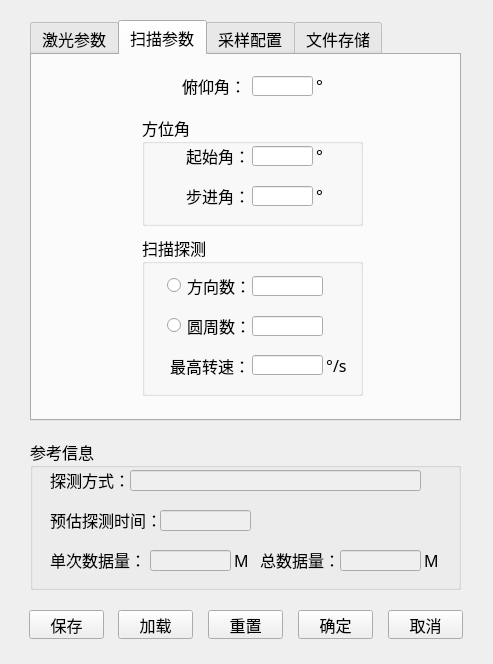
This is paradialog.ui in GitYuanZi/Coherent_wind as Qt 5 draws it before an edit. The edited form follows.
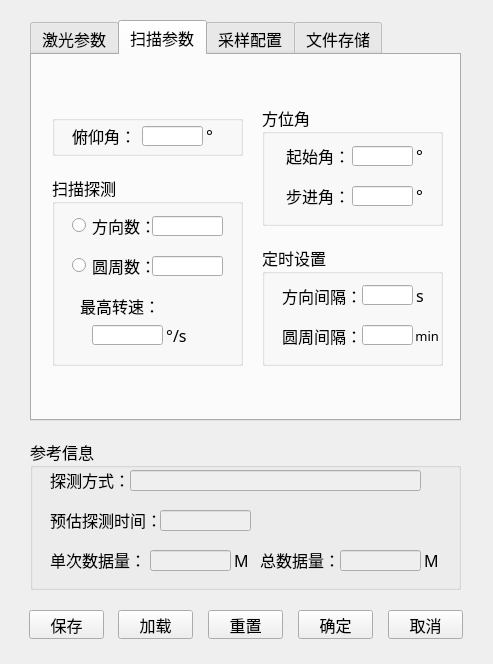
This is the edited form. The open tabs and pages were chosen to show the change. Icons and pictures are not drawn.

What changed in the file:
```diff
--- a/paradialog.ui
+++ b/paradialog.ui
@@ -60,7 +60,7 @@
     <string/>
    </property>
    <property name="currentIndex">
-    <number>1</number>
+    <number>2</number>
    </property>
    <widget class="QWidget" name="tab">
     <attribute name="title">
@@ -69,7 +69,7 @@
     <widget class="QLabel" name="label">
      <property name="geometry">
       <rect>
-       <x>110</x>
+       <x>120</x>
        <y>110</y>
        <width>81</width>
        <height>21</height>
@@ -82,7 +82,7 @@
     <widget class="QLabel" name="label_2">
      <property name="geometry">
       <rect>
-       <x>110</x>
+       <x>120</x>
        <y>150</y>
        <width>81</width>
        <height>21</height>
@@ -95,7 +95,7 @@
     <widget class="QLabel" name="label_3">
      <property name="geometry">
       <rect>
-       <x>110</x>
+       <x>120</x>
        <y>190</y>
        <width>81</width>
        <height>21</height>
@@ -108,7 +108,7 @@
     <widget class="QLabel" name="label_4">
      <property name="geometry">
       <rect>
-       <x>80</x>
+       <x>90</x>
        <y>230</y>
        <width>111</width>
        <height>21</height>
@@ -121,9 +121,9 @@
     <widget class="QLineEdit" name="lineEdit_laserRPF">
      <property name="geometry">
       <rect>
-       <x>190</x>
+       <x>200</x>
        <y>111</y>
-       <width>101</width>
+       <width>71</width>
        <height>21</height>
       </rect>
      </property>
@@ -134,9 +134,9 @@
     <widget class="QLineEdit" name="lineEdit_laserPulseWidth">
      <property name="geometry">
       <rect>
-       <x>190</x>
+       <x>200</x>
        <y>151</y>
-       <width>101</width>
+       <width>71</width>
        <height>20</height>
       </rect>
      </property>
@@ -144,9 +144,9 @@
     <widget class="QLineEdit" name="lineEdit_laserWaveLength">
      <property name="geometry">
       <rect>
-       <x>190</x>
+       <x>200</x>
        <y>191</y>
-       <width>101</width>
+       <width>71</width>
        <height>20</height>
       </rect>
      </property>
@@ -154,9 +154,9 @@
     <widget class="QLineEdit" name="lineEdit_AOM_Freq">
      <property name="geometry">
       <rect>
-       <x>190</x>
+       <x>200</x>
        <y>231</y>
-       <width>101</width>
+       <width>71</width>
        <height>20</height>
       </rect>
      </property>
@@ -164,7 +164,7 @@
     <widget class="QLabel" name="label_18">
      <property name="geometry">
       <rect>
-       <x>290</x>
+       <x>270</x>
        <y>111</y>
        <width>31</width>
        <height>21</height>
@@ -177,7 +177,7 @@
     <widget class="QLabel" name="label_19">
      <property name="geometry">
       <rect>
-       <x>290</x>
+       <x>270</x>
        <y>151</y>
        <width>31</width>
        <height>21</height>
@@ -190,7 +190,7 @@
     <widget class="QLabel" name="label_24">
      <property name="geometry">
       <rect>
-       <x>290</x>
+       <x>270</x>
        <y>231</y>
        <width>41</width>
        <height>21</height>
@@ -203,7 +203,7 @@
     <widget class="QLabel" name="label_25">
      <property name="geometry">
       <rect>
-       <x>290</x>
+       <x>270</x>
        <y>191</y>
        <width>31</width>
        <height>21</height>
@@ -218,49 +218,13 @@
     <attribute name="title">
      <string>扫描参数</string>
     </attribute>
-    <widget class="QLabel" name="label_6">
-     <property name="geometry">
-      <rect>
-       <x>150</x>
-       <y>20</y>
-       <width>61</width>
-       <height>21</height>
-      </rect>
-     </property>
-     <property name="text">
-      <string>俯仰角：</string>
-     </property>
-    </widget>
-    <widget class="QLineEdit" name="lineEdit_elevationAngle">
-     <property name="geometry">
-      <rect>
-       <x>220</x>
-       <y>21</y>
-       <width>61</width>
-       <height>20</height>
-      </rect>
-     </property>
-    </widget>
-    <widget class="QLabel" name="label_21">
-     <property name="geometry">
-      <rect>
-       <x>280</x>
-       <y>20</y>
-       <width>21</width>
-       <height>21</height>
-      </rect>
-     </property>
-     <property name="text">
-      <string> °</string>
-     </property>
-    </widget>
     <widget class="QGroupBox" name="groupBox">
      <property name="geometry">
       <rect>
-       <x>110</x>
-       <y>60</y>
-       <width>221</width>
-       <height>111</height>
+       <x>230</x>
+       <y>50</y>
+       <width>181</width>
+       <height>121</height>
       </rect>
      </property>
      <property name="title">
@@ -269,8 +233,8 @@
      <widget class="QLabel" name="label_33">
       <property name="geometry">
        <rect>
-        <x>40</x>
-        <y>70</y>
+        <x>20</x>
+        <y>80</y>
         <width>71</width>
         <height>21</height>
        </rect>
@@ -282,8 +246,8 @@
      <widget class="QLabel" name="label_34">
       <property name="geometry">
        <rect>
-        <x>170</x>
-        <y>30</y>
+        <x>150</x>
+        <y>40</y>
         <width>21</width>
         <height>21</height>
        </rect>
@@ -295,8 +259,8 @@
      <widget class="QLineEdit" name="lineEdit_step_azAngle">
       <property name="geometry">
        <rect>
-        <x>110</x>
-        <y>71</y>
+        <x>90</x>
+        <y>81</y>
         <width>61</width>
         <height>20</height>
        </rect>
@@ -305,8 +269,8 @@
      <widget class="QLabel" name="label_20">
       <property name="geometry">
        <rect>
-        <x>40</x>
-        <y>30</y>
+        <x>20</x>
+        <y>40</y>
         <width>71</width>
         <height>21</height>
        </rect>
@@ -318,8 +282,8 @@
      <widget class="QLabel" name="label_26">
       <property name="geometry">
        <rect>
-        <x>170</x>
-        <y>70</y>
+        <x>150</x>
+        <y>80</y>
         <width>21</width>
         <height>21</height>
        </rect>
@@ -331,8 +295,8 @@
      <widget class="QLineEdit" name="lineEdit_start_azAngle">
       <property name="geometry">
        <rect>
-        <x>110</x>
-        <y>31</y>
+        <x>90</x>
+        <y>41</y>
         <width>61</width>
         <height>20</height>
        </rect>
@@ -342,10 +306,10 @@
     <widget class="QGroupBox" name="groupBox_2">
      <property name="geometry">
       <rect>
-       <x>110</x>
-       <y>180</y>
-       <width>221</width>
-       <height>161</height>
+       <x>20</x>
+       <y>120</y>
+       <width>191</width>
+       <height>191</height>
       </rect>
      </property>
      <property name="title">
@@ -357,7 +321,7 @@
       </property>
       <property name="geometry">
        <rect>
-        <x>110</x>
+        <x>100</x>
         <y>81</y>
         <width>71</width>
         <height>20</height>
@@ -367,7 +331,7 @@
      <widget class="QLineEdit" name="lineEdit_angleNum">
       <property name="geometry">
        <rect>
-        <x>110</x>
+        <x>100</x>
         <y>41</y>
         <width>71</width>
         <height>20</height>
@@ -377,7 +341,7 @@
      <widget class="QRadioButton" name="radioButton_anglekey">
       <property name="geometry">
        <rect>
-        <x>25</x>
+        <x>20</x>
         <y>40</y>
         <width>81</width>
         <height>21</height>
@@ -390,7 +354,7 @@
      <widget class="QRadioButton" name="radioButton_circlekey">
       <property name="geometry">
        <rect>
-        <x>25</x>
+        <x>20</x>
         <y>80</y>
         <width>81</width>
         <height>21</height>
@@ -403,8 +367,8 @@
      <widget class="QLineEdit" name="lineEdit_SP">
       <property name="geometry">
        <rect>
-        <x>110</x>
-        <y>120</y>
+        <x>40</x>
+        <y>150</y>
         <width>71</width>
         <height>20</height>
        </rect>
@@ -426,8 +390,8 @@
      <widget class="QLabel" name="label_22">
       <property name="geometry">
        <rect>
-        <x>180</x>
-        <y>120</y>
+        <x>110</x>
+        <y>150</y>
         <width>31</width>
         <height>21</height>
        </rect>
@@ -437,6 +401,145 @@
       </property>
      </widget>
     </widget>
+    <widget class="QGroupBox" name="groupBox_10">
+     <property name="geometry">
+      <rect>
+       <x>230</x>
+       <y>190</y>
+       <width>181</width>
+       <height>121</height>
+      </rect>
+     </property>
+     <property name="title">
+      <string>定时设置</string>
+     </property>
+     <widget class="QLabel" name="label_29">
+      <property name="geometry">
+       <rect>
+        <x>20</x>
+        <y>40</y>
+        <width>81</width>
+        <height>21</height>
+       </rect>
+      </property>
+      <property name="text">
+       <string>方向间隔：</string>
+      </property>
+     </widget>
+     <widget class="QLineEdit" name="lineEdit_direct_interval">
+      <property name="geometry">
+       <rect>
+        <x>100</x>
+        <y>40</y>
+        <width>51</width>
+        <height>20</height>
+       </rect>
+      </property>
+     </widget>
+     <widget class="QLabel" name="label_30">
+      <property name="geometry">
+       <rect>
+        <x>150</x>
+        <y>40</y>
+        <width>21</width>
+        <height>21</height>
+       </rect>
+      </property>
+      <property name="text">
+       <string> s</string>
+      </property>
+     </widget>
+     <widget class="QLabel" name="label_36">
+      <property name="geometry">
+       <rect>
+        <x>20</x>
+        <y>80</y>
+        <width>81</width>
+        <height>21</height>
+       </rect>
+      </property>
+      <property name="text">
+       <string>圆周间隔：</string>
+      </property>
+     </widget>
+     <widget class="QLineEdit" name="lineEdit_circle_interval">
+      <property name="geometry">
+       <rect>
+        <x>100</x>
+        <y>80</y>
+        <width>51</width>
+        <height>20</height>
+       </rect>
+      </property>
+     </widget>
+     <widget class="QLabel" name="label_39">
+      <property name="geometry">
+       <rect>
+        <x>150</x>
+        <y>80</y>
+        <width>31</width>
+        <height>21</height>
+       </rect>
+      </property>
+      <property name="font">
+       <font>
+        <pointsize>10</pointsize>
+       </font>
+      </property>
+      <property name="text">
+       <string> min</string>
+      </property>
+     </widget>
+    </widget>
+    <widget class="QGroupBox" name="groupBox_9">
+     <property name="geometry">
+      <rect>
+       <x>20</x>
+       <y>60</y>
+       <width>191</width>
+       <height>41</height>
+      </rect>
+     </property>
+     <property name="title">
+      <string/>
+     </property>
+     <widget class="QLabel" name="label_21">
+      <property name="geometry">
+       <rect>
+        <x>150</x>
+        <y>10</y>
+        <width>21</width>
+        <height>21</height>
+       </rect>
+      </property>
+      <property name="text">
+       <string> °</string>
+      </property>
+     </widget>
+     <widget class="QLabel" name="label_6">
+      <property name="geometry">
+       <rect>
+        <x>20</x>
+        <y>10</y>
+        <width>61</width>
+        <height>21</height>
+       </rect>
+      </property>
+      <property name="text">
+       <string>俯仰角：</string>
+      </property>
+     </widget>
+     <widget class="QLineEdit" name="lineEdit_elevationAngle">
+      <property name="geometry">
+       <rect>
+        <x>90</x>
+        <y>11</y>
+        <width>61</width>
+        <height>20</height>
+       </rect>
+      </property>
+     </widget>
+    </widget>
    </widget>
    <widget class="QWidget" name="tab_3">
     <attribute name="title">
@@ -445,10 +548,10 @@
     <widget class="QGroupBox" name="groupBox_3">
      <property name="geometry">
       <rect>
-       <x>18</x>
+       <x>20</x>
        <y>20</y>
-       <width>151</width>
-       <height>121</height>
+       <width>211</width>
+       <height>111</height>
       </rect>
      </property>
      <property name="title">
@@ -457,9 +560,9 @@
      <widget class="QRadioButton" name="radioButton_doubleCh">
       <property name="geometry">
        <rect>
-        <x>17</x>
-        <y>80</y>
-        <width>171</width>
+        <x>40</x>
+        <y>70</y>
+        <width>121</width>
         <height>21</height>
        </rect>
       </property>
@@ -470,9 +573,9 @@
      <widget class="QRadioButton" name="radioButton_singleCh">
       <property name="geometry">
        <rect>
-        <x>17</x>
-        <y>40</y>
-        <width>141</width>
+        <x>40</x>
+        <y>35</y>
+        <width>111</width>
         <height>21</height>
        </rect>
       </property>
@@ -484,9 +587,9 @@
     <widget class="QGroupBox" name="groupBox_4">
      <property name="geometry">
       <rect>
-       <x>188</x>
-       <y>150</y>
-       <width>221</width>
+       <x>20</x>
+       <y>140</y>
+       <width>211</width>
        <height>201</height>
       </rect>
      </property>
@@ -674,10 +777,10 @@
     <widget class="QGroupBox" name="groupBox_8">
      <property name="geometry">
       <rect>
-       <x>188</x>
+       <x>248</x>
        <y>20</y>
-       <width>221</width>
-       <height>121</height>
+       <width>161</width>
+       <height>321</height>
       </rect>
      </property>
      <property name="title">
@@ -699,8 +802,8 @@
      <widget class="QComboBox" name="comboBox_trig_mode">
       <property name="geometry">
        <rect>
-        <x>100</x>
-        <y>40</y>
+        <x>30</x>
+        <y>75</y>
         <width>103</width>
         <height>22</height>
        </rect>
@@ -721,21 +824,21 @@
        </property>
       </item>
      </widget>
-     <widget class="QLineEdit" name="lineEdit_trigLevel_OR_holdOff">
+     <widget class="QLineEdit" name="lineEdit_trigLevel">
       <property name="geometry">
        <rect>
-        <x>100</x>
-        <y>82</y>
+        <x>30</x>
+        <y>145</y>
         <width>66</width>
         <height>20</height>
        </rect>
       </property>
      </widget>
-     <widget class="QLabel" name="label_level_OR_holdOff">
+     <widget class="QLabel" name="label_level">
       <property name="geometry">
        <rect>
         <x>20</x>
-        <y>80</y>
+        <y>115</y>
         <width>65</width>
         <height>21</height>
        </rect>
@@ -744,13 +847,13 @@
        <string>触发电平</string>
       </property>
      </widget>
-     <widget class="QPushButton" name="pushButton_conversion">
+     <widget class="QPushButton" name="pushButton_conversion_level">
       <property name="geometry">
        <rect>
-        <x>170</x>
-        <y>80</y>
+        <x>100</x>
+        <y>144</y>
         <width>34</width>
-        <height>23</height>
+        <height>22</height>
        </rect>
       </property>
       <property name="font">
@@ -769,7 +872,7 @@
       <property name="geometry">
        <rect>
         <x>84</x>
-        <y>80</y>
+        <y>115</y>
         <width>15</width>
         <height>21</height>
        </rect>
@@ -778,90 +881,75 @@
        <string>：</string>
       </property>
      </widget>
-    </widget>
-    <widget class="QGroupBox" name="groupBox_9">
-     <property name="geometry">
-      <rect>
-       <x>18</x>
-       <y>150</y>
-       <width>151</width>
-       <height>201</height>
-      </rect>
-     </property>
-     <property name="title">
-      <string>定时设置</string>
-     </property>
-     <widget class="QLabel" name="label_15">
+     <widget class="QGroupBox" name="groupBox_11">
       <property name="geometry">
        <rect>
-        <x>30</x>
-        <y>40</y>
-        <width>101</width>
-        <height>21</height>
+        <x>10</x>
+        <y>180</y>
+        <width>141</width>
+        <height>131</height>
        </rect>
       </property>
-      <property name="text">
-       <string>方向间间隔：</string>
+      <property name="title">
+       <string/>
       </property>
-     </widget>
-     <widget class="QLineEdit" name="lineEdit_direct_interval">
-      <property name="geometry">
-       <rect>
-        <x>30</x>
-        <y>80</y>
-        <width>71</width>
-        <height>20</height>
-       </rect>
-      </property>
-     </widget>
-     <widget class="QLabel" name="label_17">
-      <property name="geometry">
-       <rect>
-        <x>100</x>
-        <y>80</y>
-        <width>21</width>
-        <height>21</height>
-       </rect>
-      </property>
-      <property name="text">
-       <string> s</string>
-      </property>
-     </widget>
-     <widget class="QLabel" name="label_27">
-      <property name="geometry">
-       <rect>
-        <x>30</x>
-        <y>120</y>
-        <width>91</width>
-        <height>21</height>
-       </rect>
-      </property>
-      <property name="text">
-       <string>圆周间间隔：</string>
-      </property>
-     </widget>
-     <widget class="QLineEdit" name="lineEdit_circle_interval">
-      <property name="geometry">
-       <rect>
-        <x>30</x>
-        <y>160</y>
-        <width>71</width>
-        <height>20</height>
-       </rect>
-      </property>
-     </widget>
-     <widget class="QLabel" name="label_28">
-      <property name="geometry">
-       <rect>
-        <x>100</x>
-        <y>160</y>
-        <width>41</width>
-        <height>21</height>
-       </rect>
-      </property>
-      <property name="text">
-       <string> min</string>
-      </property>
+      <widget class="QPushButton" name="pushButton_conversion_holdOff_Pre">
+       <property name="geometry">
+        <rect>
+         <x>90</x>
+         <y>89</y>
+         <width>34</width>
+         <height>22</height>
+        </rect>
+       </property>
+       <property name="font">
+        <font>
+         <pointsize>10</pointsize>
+        </font>
+       </property>
+       <property name="toolTip">
+        <string>转换成其他单位</string>
+       </property>
+       <property name="text">
+        <string>点</string>
+       </property>
+      </widget>
+      <widget class="QLineEdit" name="lineEdit_Pre_holdOff">
+       <property name="geometry">
+        <rect>
+         <x>20</x>
+         <y>90</y>
+         <width>66</width>
+         <height>20</height>
+        </rect>
+       </property>
+      </widget>
+      <widget class="QRadioButton" name="radioButton_Pre">
+       <property name="geometry">
+        <rect>
+         <x>20</x>
+         <y>20</y>
+         <width>89</width>
+         <height>21</height>
+        </rect>
+       </property>
+       <property name="text">
+        <string>预触发</string>
+       </property>
+      </widget>
+      <widget class="QRadioButton" name="radioButton_holdOff">
+       <property name="geometry">
+        <rect>
+         <x>20</x>
+         <y>55</y>
+         <width>91</width>
+         <height>21</height>
+        </rect>
+       </property>
+       <property name="text">
+        <string>触发延迟</string>
+       </property>
+      </widget>
      </widget>
     </widget>
    </widget>
```
